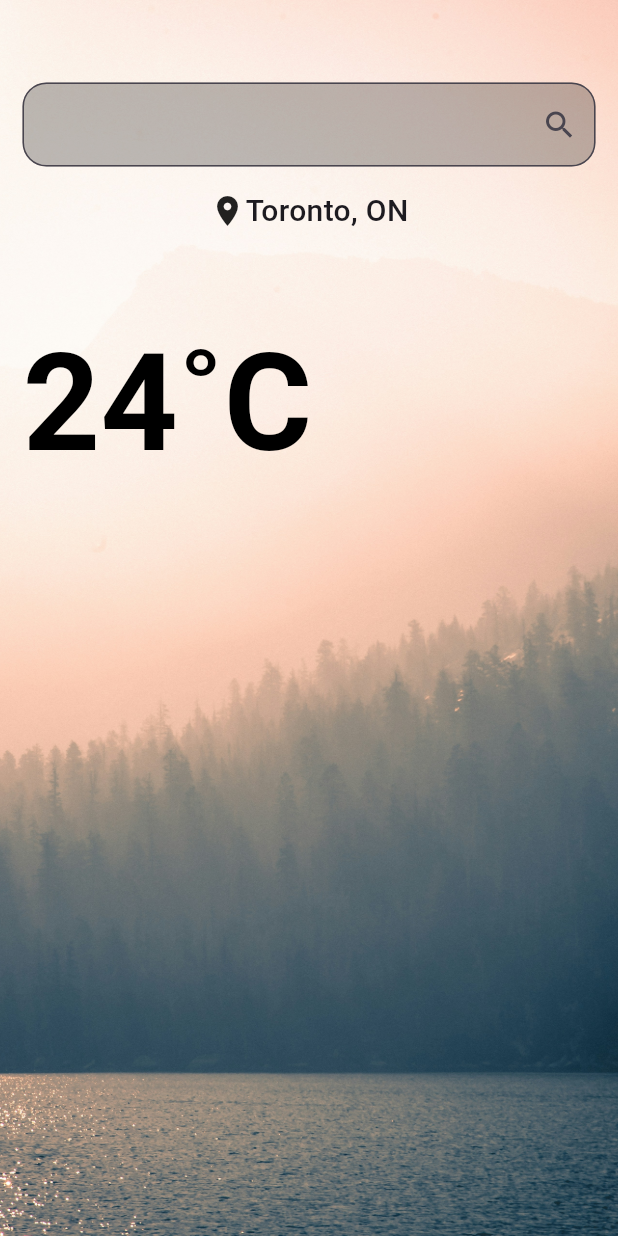
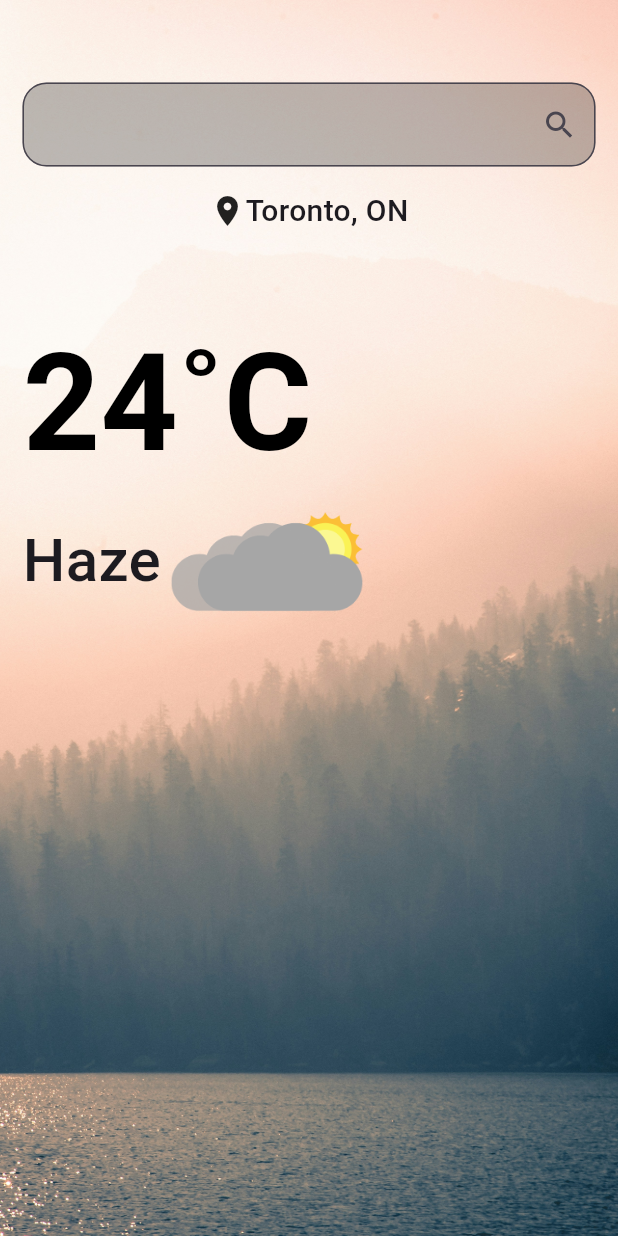
Before and after one commit to S0han/weather_app_flutter, a Flutter app: the screen it shows after launch, on a phone screen of 412 x 824 dp. Run offline on Flutter 3.47's test engine with Material 3 defaults, Android fonts, the phone set to English and light mode, and no system bars.

Commit message:
add: weather type icon to match

```diff
--- a/lib/main.dart
+++ b/lib/main.dart
@@ -72,6 +72,18 @@ class WeatherPageState extends State<WeatherPage> {
                         fontSize: 90,
                         fontWeight: FontWeight.bold)
                     ),
+                    Row(
+                      children: [
+                        Text(
+                          'Haze',
+                          style:
+                            TextStyle(fontSize: 40, fontWeight: FontWeight.w500),
+                        ),
+                        Image.asset(
+                          'assets/icons/Haze.png',
+                          height: 80,
+                        )
+                    ]),
                 ],),)
           ),
         ],
```
